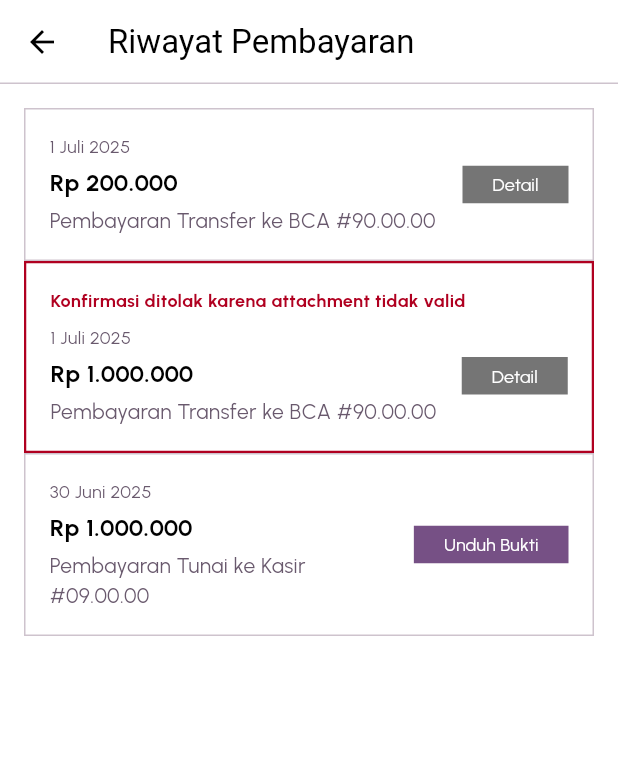
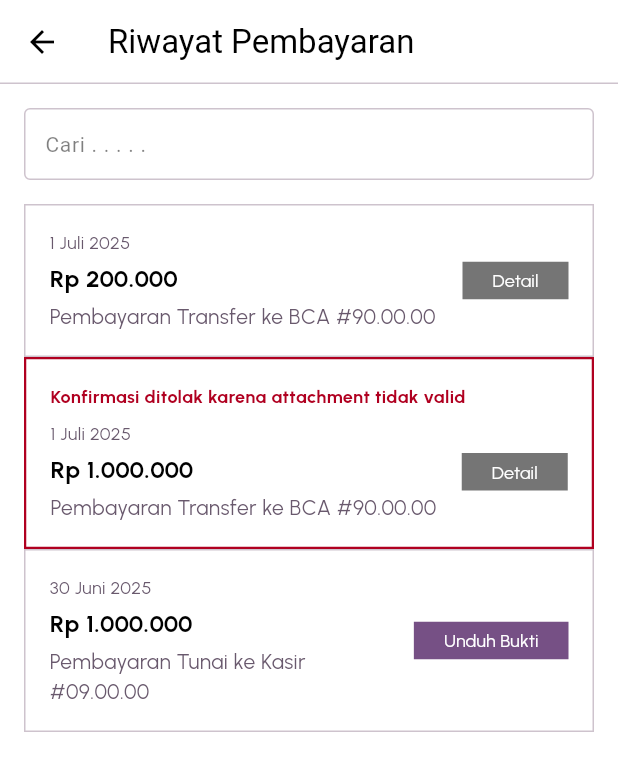
Before and after one commit to s1mpleBoy29/sekolahpro, a Flutter app: the RiwayatPembayaran screen opened by its route, on a phone screen of 412 x 824 dp. Shown: the top 771 px of the screen. Run offline on Flutter 3.47's test engine with Material 3 defaults, Android fonts, the phone set to English and light mode, and no system bars; our stand-ins replace cached_network_image, flutter_svg, intl_phone_field, lottie, lucide_icons, package_info_plus and 1 more; accounts and stored records are empty.

Commit message:
update-riwayat-pembayaran #7

```diff
--- a/lib/presentation/keuangan/riwayat_pembayaran.dart
+++ b/lib/presentation/keuangan/riwayat_pembayaran.dart
@@ -1,9 +1,19 @@
 import 'package:flutter/material.dart';
 import 'package:guardian_app/core/app_export.dart';
-import 'package:guardian_app/presentation/keuangan/widgets/transaction_history_card.dart'; // Make sure to import your card
+import 'package:guardian_app/presentation/keuangan/widgets/transaction_history_card.dart';
+import 'package:guardian_app/widgets/search_card.dart';
 
-class RiwayatPembayaran extends StatelessWidget {
-  final List<Map<String, dynamic>> _transactionHistory = [
+class RiwayatPembayaran extends StatefulWidget {
+  const RiwayatPembayaran({super.key});
+
+  @override
+  State<RiwayatPembayaran> createState() => _RiwayatPembayaranState();
+}
+
+class _RiwayatPembayaranState extends State<RiwayatPembayaran> {
+  final TextEditingController _searchController = TextEditingController();
+
+  final List<Map<String, dynamic>> _allTransactions = [
     {
       "date": "1 Juli 2025",
       "amount": "Rp 200.000",
@@ -31,7 +41,35 @@ class RiwayatPembayaran extends StatelessWidget {
     }
   ];
 
-  RiwayatPembayaran({super.key});
+  List<Map<String, dynamic>> _filteredTransactions = [];
+
+  @override
+  void initState() {
+    super.initState();
+    _filteredTransactions = _allTransactions;
+    _searchController.addListener(_filterTransactions);
+  }
+
+  @override
+  void dispose() {
+    _searchController.removeListener(_filterTransactions);
+    _searchController.dispose();
+    super.dispose();
+  }
+
+  void _filterTransactions() {
+    final query = _searchController.text.toLowerCase();
+    setState(() {
+      _filteredTransactions = _allTransactions.where((transaction) {
+        final description = transaction['description'].toString().toLowerCase();
+        final date = transaction['date'].toString().toLowerCase();
+        final amount = transaction['amount'].toString().toLowerCase();
+        return description.contains(query) ||
+            date.contains(query) ||
+            amount.contains(query);
+      }).toList();
+    });
+  }
 
   @override
   Widget build(BuildContext context) {
@@ -47,16 +85,21 @@ class RiwayatPembayaran extends StatelessWidget {
         ),
       ),
       body: SafeArea(
-        // Added SafeArea
-        child: SingleChildScrollView(
         child: Padding(
-            padding: const EdgeInsets.fromLTRB(16.0, 16.0, 16.0, 16.0),
-            child: ListView.builder(
-              shrinkWrap: true,
-              physics: const NeverScrollableScrollPhysics(),
-              itemCount: _transactionHistory.length,
+          padding: const EdgeInsets.fromLTRB(16.0, 16.0, 16.0, 0),
+          child: Column(
+            children: [
+              SearchCard(controller: _searchController),
+              const SizedBox(height: 8.0),
+              Expanded(
+                child: _filteredTransactions.isEmpty
+                    ? const Center(
+                        child: Text("Tidak ada riwayat ditemukan."),
+                      )
+                    : ListView.builder(
+                        itemCount: _filteredTransactions.length,
                         itemBuilder: (context, index) {
-                final item = _transactionHistory[index];
+                          final item = _filteredTransactions[index];
                           return TransactionHistoryCard(
                             date: item['date'],
                             amount: item['amount'],
@@ -66,7 +109,6 @@ class RiwayatPembayaran extends StatelessWidget {
                             isRejected: item['isRejected'],
                             rejectionMessage: item['rejectionMessage'],
                             onPressed: () {
-                    // Handle button press
                               print(
                                   '${item['buttonText']} pressed for item ${index + 1}');
                             },
@@ -74,6 +116,8 @@ class RiwayatPembayaran extends StatelessWidget {
                         },
                       ),
               ),
+            ],
+          ),
         ),
       ),
     );
--- a/lib/presentation/pembayaran/bayarsatu.dart
+++ b/lib/presentation/pembayaran/bayarsatu.dart
@@ -5,7 +5,7 @@ import 'package:guardian_app/presentation/pembayaran/widgets/bottom_bar.dart';
 import 'package:guardian_app/presentation/pembayaran/widgets/instruction_card.dart';
 import 'package:guardian_app/presentation/pembayaran/widgets/payment_steps.dart';
 import 'package:guardian_app/presentation/pembayaran/widgets/due_card_small.dart';
-import 'package:guardian_app/presentation/pembayaran/widgets/search_card.dart';
+import 'package:guardian_app/widgets/search_card.dart';
 import 'package:guardian_app/presentation/pembayaran/widgets/dropdown_card.dart';
 import 'package:guardian_app/presentation/pilihanak/pilihanak.dart';
 
--- a/lib/presentation/pembayaran/widgets/search_card.dart
+++ b/lib/widgets/search_card.dart
@@ -9,7 +9,7 @@ class SearchCard extends StatelessWidget {
   const SearchCard({
     super.key,
     required this.controller,
-    this.hintText = 'Cari Tagihan..',
+    this.hintText = 'Cari . . . . .',
     this.onChanged,
   });
 
```
Lines whose indentation alone changed are shown as unchanged.
